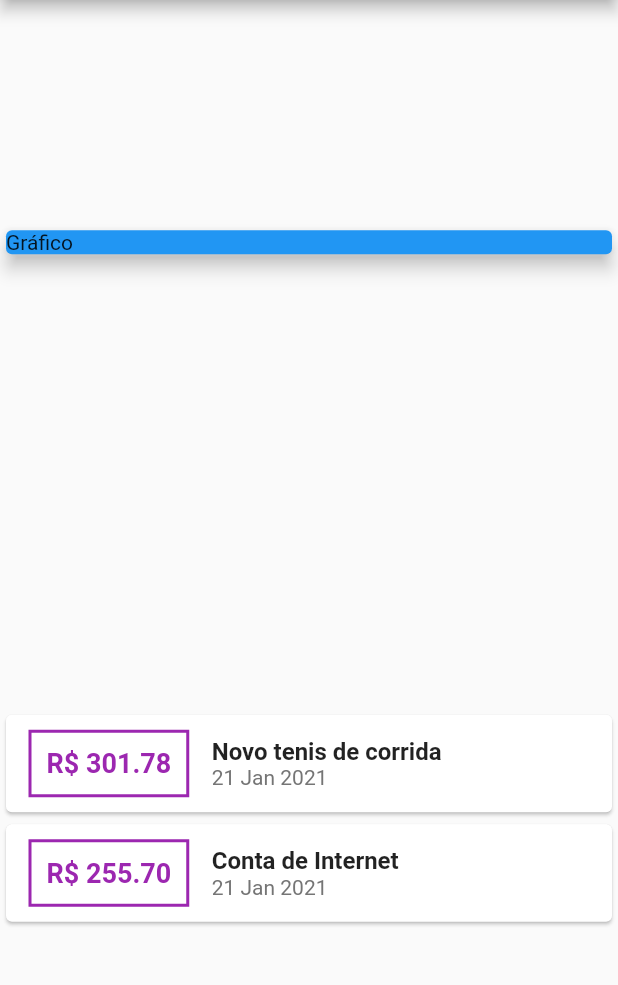
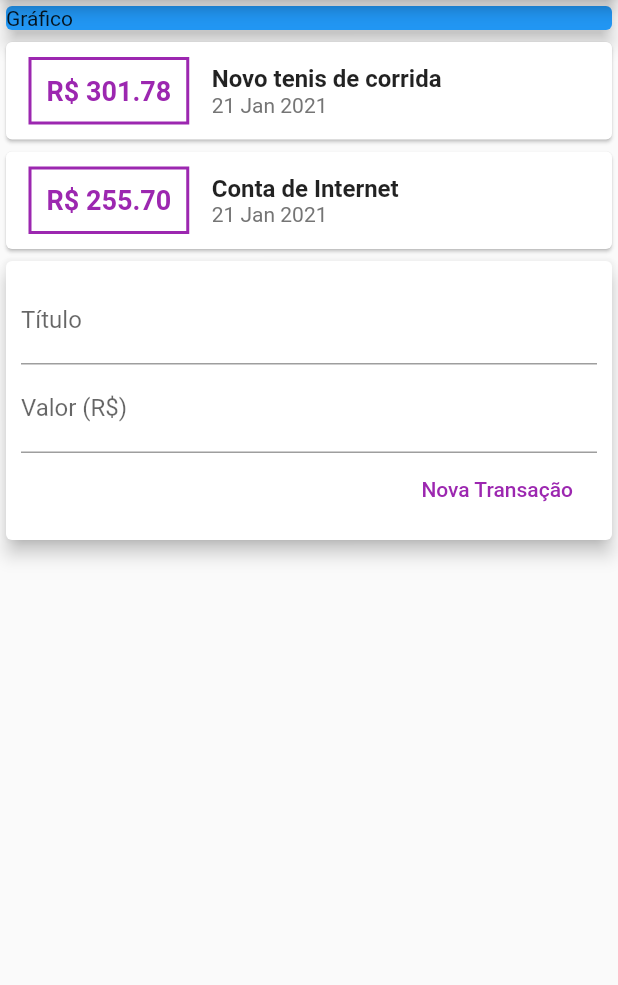
Before and after one commit to romildojpaiter/despesas-pessoais-app, a Flutter app: the screen it shows after launch, on a phone screen of 412 x 824 dp, the part 84-1069 px from its top. Run offline on Flutter 3.47's test engine with Material 2 defaults, Android fonts, the phone set to English and light mode, and no system bars.

Commit message:
Atribuindo valores para uma variavel

```diff
--- a/lib/main.dart
+++ b/lib/main.dart
@@ -17,6 +17,9 @@ class ExpensesApp extends StatelessWidget {
 
 class MyHomePage extends StatelessWidget {
   //
+  String title;
+  String value;
+
   final _transactions = [
     Transaction(
       id: 't1',
@@ -41,7 +44,7 @@ class MyHomePage extends StatelessWidget {
       body: Column(
         // O main AxisAlignment pode variar conforme o tipo de
         // componente utilizado. Column(Cima -> baixo), Row (Esquerda -> direita)
-        mainAxisAlignment: MainAxisAlignment.spaceAround,
+        // mainAxisAlignment: MainAxisAlignment.spaceAround,
         // stretch é utilizado para ocupar a área inteira da coluna
         crossAxisAlignment: CrossAxisAlignment.stretch,
         children: <Widget>[
@@ -100,6 +103,39 @@ class MyHomePage extends StatelessWidget {
               );
             }).toList(),
           ),
+          Card(
+            elevation: 5,
+            child: Padding(
+              padding: const EdgeInsets.all(10),
+              child: Column(
+                children: [
+                  TextField(
+                    decoration: InputDecoration(labelText: 'Título'),
+                    onChanged: (newValue) => title = newValue,
+                  ),
+                  TextField(
+                    decoration: InputDecoration(labelText: 'Valor (R\$)'),
+                    onChanged: (newValue) => value = newValue,
+                    // Utilizado para mostrar o tipo do teclado
+                    keyboardType: TextInputType.number,
+                  ),
+                  Row(
+                    mainAxisAlignment: MainAxisAlignment.end,
+                    children: [
+                      FlatButton(
+                        child: Text('Nova Transação'),
+                        textColor: Colors.purple,
+                        onPressed: () {
+                          print(title);
+                          print(value);
+                        },
+                      )
+                    ],
+                  )
+                ],
+              ),
+            ),
+          )
         ],
       ),
     );
```
